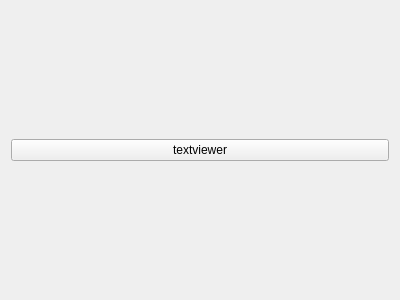
Before: the Qt Designer form gui/settings/textviewersettings.ui in Sirobel/Disassembly-Viewer, drawn with Qt 5.
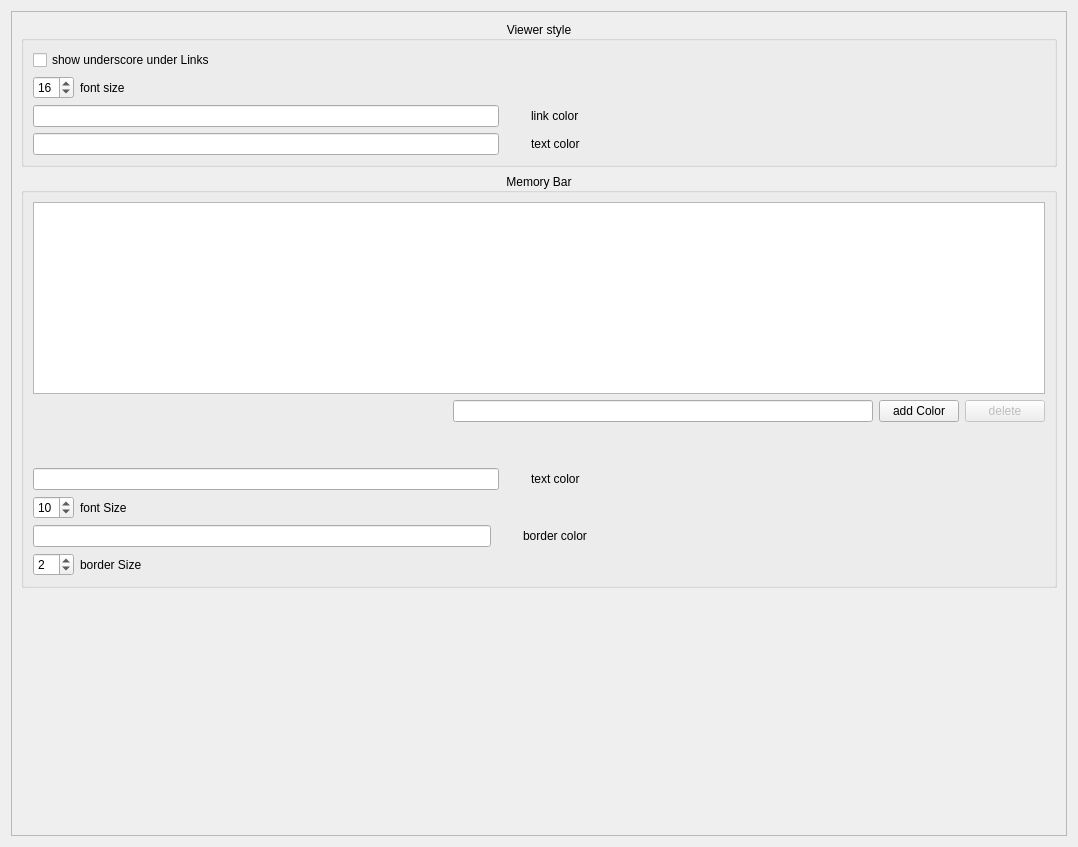
After: the same form once the commit is applied.

Commit message: added textviewer settings

The edit to the form file:
```diff
--- a/gui/settings/textviewersettings.ui
+++ b/gui/settings/textviewersettings.ui
@@ -6,8 +6,8 @@
    <rect>
     <x>0</x>
     <y>0</y>
-    <width>400</width>
-    <height>300</height>
+    <width>1078</width>
+    <height>847</height>
    </rect>
   </property>
   <property name="windowTitle">
@@ -15,10 +15,433 @@
   </property>
   <layout class="QVBoxLayout" name="verticalLayout">
    <item>
-    <widget class="QPushButton" name="pushButton">
-     <property name="text">
-      <string>textviewer</string>
+    <widget class="QScrollArea" name="scrollArea">
+     <property name="widgetResizable">
+      <bool>true</bool>
      </property>
+     <widget class="QWidget" name="scrollAreaWidgetContents">
+      <property name="geometry">
+       <rect>
+        <x>0</x>
+        <y>0</y>
+        <width>1058</width>
+        <height>827</height>
+       </rect>
+      </property>
+      <layout class="QVBoxLayout" name="verticalLayout_2">
+       <item>
+        <layout class="QHBoxLayout" name="horizontalLayout">
+         <item>
+          <widget class="QGroupBox" name="groupBox">
+           <property name="title">
+            <string>Viewer style</string>
+           </property>
+           <property name="alignment">
+            <set>Qt::AlignmentFlag::AlignCenter</set>
+           </property>
+           <layout class="QVBoxLayout" name="verticalLayout_3">
+            <item>
+             <layout class="QHBoxLayout" name="horizontalLayout_2">
+              <item>
+               <widget class="QCheckBox" name="linkUnsercoreCheckBox">
+                <property name="text">
+                 <string>show underscore under Links</string>
+                </property>
+               </widget>
+              </item>
+             </layout>
+            </item>
+            <item>
+             <layout class="QHBoxLayout" name="horizontalLayout_3">
+              <item>
+               <widget class="QSpinBox" name="fontSizeSpinBox">
+                <property name="value">
+                 <number>16</number>
+                </property>
+               </widget>
+              </item>
+              <item>
+               <widget class="QLabel" name="label">
+                <property name="text">
+                 <string>font size</string>
+                </property>
+               </widget>
+              </item>
+              <item>
+               <spacer name="horizontalSpacer">
+                <property name="orientation">
+                 <enum>Qt::Orientation::Horizontal</enum>
+                </property>
+                <property name="sizeHint" stdset="0">
+                 <size>
+                  <width>40</width>
+                  <height>20</height>
+                 </size>
+                </property>
+               </spacer>
+              </item>
+             </layout>
+            </item>
+            <item>
+             <layout class="QHBoxLayout" name="horizontalLayout_4">
+              <item>
+               <widget class="QLineEdit" name="linkColorLineEdit">
+                <property name="toolTip">
+                 <string>Name of color or #[hex]</string>
+                </property>
+               </widget>
+              </item>
+              <item>
+               <widget class="QLabel" name="linkColorDisplay">
+                <property name="minimumSize">
+                 <size>
+                  <width>20</width>
+                  <height>20</height>
+                 </size>
+                </property>
+                <property name="maximumSize">
+                 <size>
+                  <width>20</width>
+                  <height>20</height>
+                 </size>
+                </property>
+                <property name="text">
+                 <string/>
+                </property>
+               </widget>
+              </item>
+              <item>
+               <widget class="QLabel" name="label_2">
+                <property name="text">
+                 <string>link color</string>
+                </property>
+               </widget>
+              </item>
+              <item>
+               <spacer name="horizontalSpacer_2">
+                <property name="orientation">
+                 <enum>Qt::Orientation::Horizontal</enum>
+                </property>
+                <property name="sizeHint" stdset="0">
+                 <size>
+                  <width>40</width>
+                  <height>20</height>
+                 </size>
+                </property>
+               </spacer>
+              </item>
+             </layout>
+            </item>
+            <item>
+             <layout class="QHBoxLayout" name="horizontalLayout_5">
+              <item>
+               <widget class="QLineEdit" name="textColorLineEdit">
+                <property name="toolTip">
+                 <string>Name of color or #[hex]</string>
+                </property>
+               </widget>
+              </item>
+              <item>
+               <widget class="QLabel" name="textColorDisplay">
+                <property name="minimumSize">
+                 <size>
+                  <width>20</width>
+                  <height>20</height>
+                 </size>
+                </property>
+                <property name="maximumSize">
+                 <size>
+                  <width>20</width>
+                  <height>20</height>
+                 </size>
+                </property>
+                <property name="text">
+                 <string/>
+                </property>
+               </widget>
+              </item>
+              <item>
+               <widget class="QLabel" name="label_3">
+                <property name="text">
+                 <string>text color</string>
+                </property>
+               </widget>
+              </item>
+              <item>
+               <spacer name="horizontalSpacer_3">
+                <property name="orientation">
+                 <enum>Qt::Orientation::Horizontal</enum>
+                </property>
+                <property name="sizeHint" stdset="0">
+                 <size>
+                  <width>40</width>
+                  <height>20</height>
+                 </size>
+                </property>
+               </spacer>
+              </item>
+             </layout>
+            </item>
+           </layout>
+          </widget>
+         </item>
+        </layout>
+       </item>
+       <item>
+        <layout class="QHBoxLayout" name="horizontalLayout_7"/>
+       </item>
+       <item>
+        <widget class="QGroupBox" name="groupBox_2">
+         <property name="title">
+          <string>Memory Bar</string>
+         </property>
+         <property name="alignment">
+          <set>Qt::AlignmentFlag::AlignCenter</set>
+         </property>
+         <layout class="QVBoxLayout" name="verticalLayout_4">
+          <item>
+           <widget class="QListWidget" name="colorListWidget"/>
+          </item>
+          <item>
+           <layout class="QHBoxLayout" name="horizontalLayout_8">
+            <item>
+             <spacer name="horizontalSpacer_4">
+              <property name="orientation">
+               <enum>Qt::Orientation::Horizontal</enum>
+              </property>
+              <property name="sizeHint" stdset="0">
+               <size>
+                <width>40</width>
+                <height>20</height>
+               </size>
+              </property>
+             </spacer>
+            </item>
+            <item>
+             <widget class="QLineEdit" name="colorListLineEdit">
+              <property name="toolTip">
+               <string>Name of color or #[hex]</string>
+              </property>
+             </widget>
+            </item>
+            <item>
+             <widget class="QPushButton" name="addColorPushButton">
+              <property name="text">
+               <string>add Color</string>
+              </property>
+             </widget>
+            </item>
+            <item>
+             <widget class="QPushButton" name="deletePushButton">
+              <property name="enabled">
+               <bool>false</bool>
+              </property>
+              <property name="text">
+               <string>delete</string>
+              </property>
+              <property name="checkable">
+               <bool>false</bool>
+              </property>
+              <property name="checked">
+               <bool>false</bool>
+              </property>
+             </widget>
+            </item>
+           </layout>
+          </item>
+          <item>
+           <spacer name="verticalSpacer_2">
+            <property name="orientation">
+             <enum>Qt::Orientation::Vertical</enum>
+            </property>
+            <property name="sizeHint" stdset="0">
+             <size>
+              <width>20</width>
+              <height>40</height>
+             </size>
+            </property>
+           </spacer>
+          </item>
+          <item>
+           <layout class="QHBoxLayout" name="horizontalLayout_10">
+            <item>
+             <widget class="QLineEdit" name="memBarTextColorLineEdit">
+              <property name="toolTip">
+               <string>Name of color or #[hex]</string>
+              </property>
+             </widget>
+            </item>
+            <item>
+             <widget class="QLabel" name="memBarTextColorDisplay">
+              <property name="minimumSize">
+               <size>
+                <width>20</width>
+                <height>20</height>
+               </size>
+              </property>
+              <property name="maximumSize">
+               <size>
+                <width>20</width>
+                <height>20</height>
+               </size>
+              </property>
+              <property name="text">
+               <string/>
+              </property>
+             </widget>
+            </item>
+            <item>
+             <widget class="QLabel" name="label_4">
+              <property name="text">
+               <string>text color</string>
+              </property>
+             </widget>
+            </item>
+            <item>
+             <spacer name="horizontalSpacer_5">
+              <property name="orientation">
+               <enum>Qt::Orientation::Horizontal</enum>
+              </property>
+              <property name="sizeHint" stdset="0">
+               <size>
+                <width>40</width>
+                <height>20</height>
+               </size>
+              </property>
+             </spacer>
+            </item>
+           </layout>
+          </item>
+          <item>
+           <layout class="QHBoxLayout" name="horizontalLayout_12">
+            <item>
+             <widget class="QSpinBox" name="memBarFontSizeSpinBox">
+              <property name="value">
+               <number>10</number>
+              </property>
+             </widget>
+            </item>
+            <item>
+             <widget class="QLabel" name="label_5">
+              <property name="text">
+               <string>font Size</string>
+              </property>
+             </widget>
+            </item>
+            <item>
+             <spacer name="horizontalSpacer_6">
+              <property name="orientation">
+               <enum>Qt::Orientation::Horizontal</enum>
+              </property>
+              <property name="sizeHint" stdset="0">
+               <size>
+                <width>40</width>
+                <height>20</height>
+               </size>
+              </property>
+             </spacer>
+            </item>
+           </layout>
+          </item>
+          <item>
+           <layout class="QHBoxLayout" name="horizontalLayout_15">
+            <item>
+             <widget class="QLineEdit" name="memBarBorderColorLineEdit">
+              <property name="toolTip">
+               <string>Name of color or #[hex]</string>
+              </property>
+             </widget>
+            </item>
+            <item>
+             <widget class="QLabel" name="memBarBorderColorDisplay">
+              <property name="minimumSize">
+               <size>
+                <width>20</width>
+                <height>20</height>
+               </size>
+              </property>
+              <property name="maximumSize">
+               <size>
+                <width>20</width>
+                <height>20</height>
+               </size>
+              </property>
+              <property name="text">
+               <string/>
+              </property>
+             </widget>
+            </item>
+            <item>
+             <widget class="QLabel" name="label_8">
+              <property name="text">
+               <string>border color</string>
+              </property>
+             </widget>
+            </item>
+            <item>
+             <spacer name="horizontalSpacer_9">
+              <property name="orientation">
+               <enum>Qt::Orientation::Horizontal</enum>
+              </property>
+              <property name="sizeHint" stdset="0">
+               <size>
+                <width>40</width>
+                <height>20</height>
+               </size>
+              </property>
+             </spacer>
+            </item>
+           </layout>
+          </item>
+          <item>
+           <layout class="QHBoxLayout" name="horizontalLayout_13">
+            <item>
+             <widget class="QSpinBox" name="memBarBorderSizeSpinBox">
+              <property name="value">
+               <number>2</number>
+              </property>
+             </widget>
+            </item>
+            <item>
+             <widget class="QLabel" name="label_6">
+              <property name="text">
+               <string>border Size</string>
+              </property>
+             </widget>
+            </item>
+            <item>
+             <spacer name="horizontalSpacer_7">
+              <property name="orientation">
+               <enum>Qt::Orientation::Horizontal</enum>
+              </property>
+              <property name="sizeHint" stdset="0">
+               <size>
+                <width>40</width>
+                <height>20</height>
+               </size>
+              </property>
+             </spacer>
+            </item>
+           </layout>
+          </item>
+         </layout>
+        </widget>
+       </item>
+       <item>
+        <spacer name="verticalSpacer">
+         <property name="orientation">
+          <enum>Qt::Orientation::Vertical</enum>
+         </property>
+         <property name="sizeHint" stdset="0">
+          <size>
+           <width>20</width>
+           <height>40</height>
+          </size>
+         </property>
+        </spacer>
+       </item>
+      </layout>
+     </widget>
     </widget>
    </item>
   </layout>
```
The commit also changes 8 other files.
